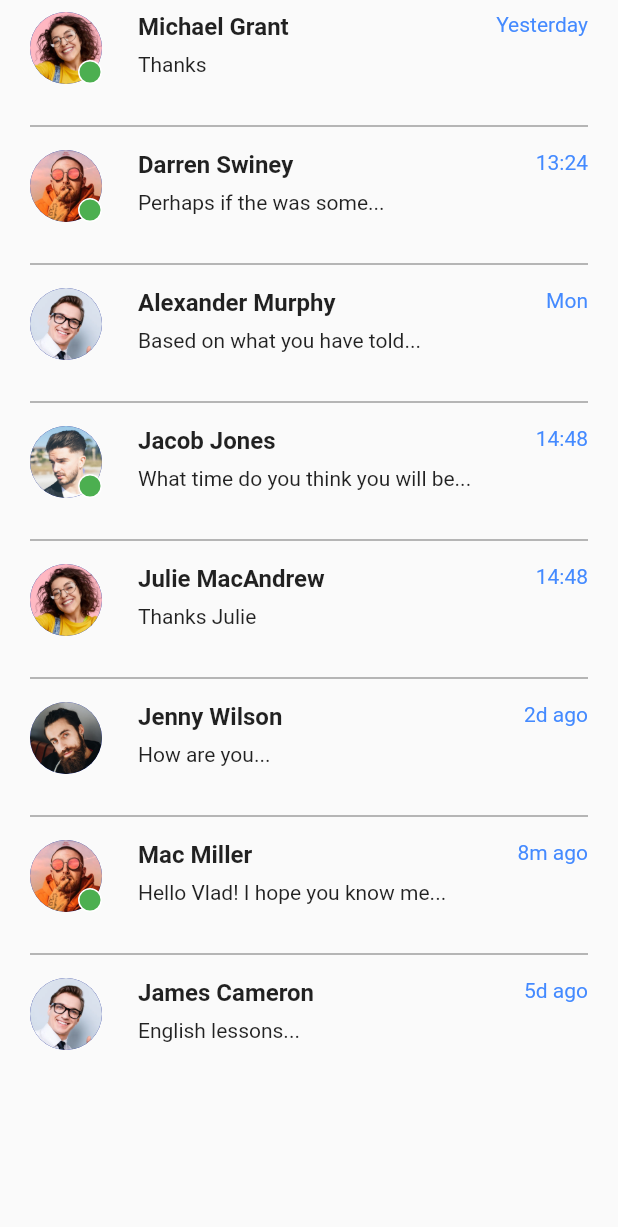
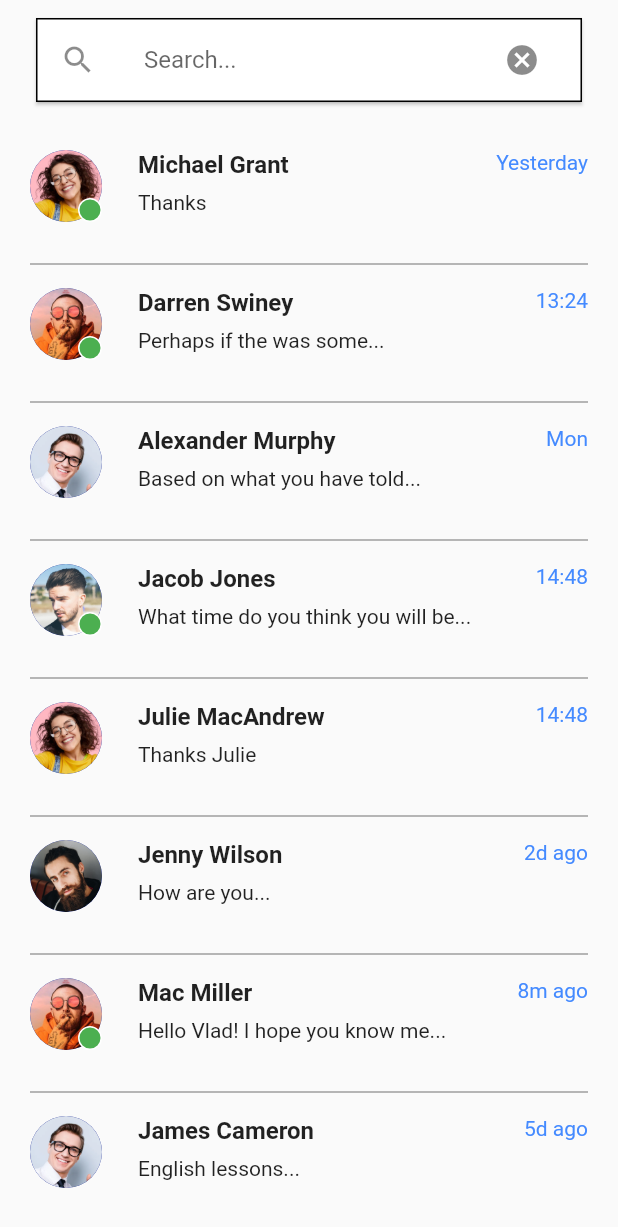
Before and after one commit to Merculiar/flutter_chat, a Flutter app: the Body widget shown alone on an empty page, opened directly, on a phone screen of 412 x 824 dp. Shown: the top 1227 px of the screen. Run offline on Flutter 3.47's test engine with Material 2 defaults, Android fonts, the phone set to English and light mode, and no system bars; our stand-ins replace firebase_auth, firebase_core, google_sign_in; accounts and stored records are empty.

Commit message:
Add search funcionality,navigation bar functionality

```diff
--- a/lib/screens/chatsScreen/components/body.dart
+++ b/lib/screens/chatsScreen/components/body.dart
@@ -1,19 +1,74 @@
 import 'package:flutter/material.dart';
 import 'package:flutter_chat/models/chats.dart';
+import 'package:flutter_chat/screens/chatdetailScreen/chatdetailScreen.dart';
 import 'package:flutter_chat/style/constants.dart';
 import 'package:flutter_chat/style/custom_colors.dart';
 
 import 'chatcard.dart';
 
-class Body extends StatelessWidget {
+class Body extends StatefulWidget {
+  @override
+  _BodyState createState() => _BodyState();
+}
+
+class _BodyState extends State<Body> {
+  TextEditingController controller = new TextEditingController();
+  late final Chat chat;
+
   @override
   Widget build(BuildContext context) {
     return Column(
       children: [
+        Container(
+          child: Padding(
+            padding: const EdgeInsets.fromLTRB(
+                kDefaultPadding, 8, kDefaultPadding, kDefaultPadding),
+            child: Card(
+              shape:
+                  RoundedRectangleBorder(side: BorderSide(color: Colors.black)),
+              child: ListTile(
+                leading: Icon(Icons.search),
+                title: TextField(
+                  controller: controller,
+                  decoration: InputDecoration(
+                      hintText: 'Search...', border: InputBorder.none),
+                  onChanged: onSearchTextChanged,
+                ),
+                trailing: IconButton(
+                  icon: Icon(Icons.cancel),
+                  onPressed: () {
+                    controller.clear();
+                    onSearchTextChanged('');
+                  },
+                ),
+              ),
+            ),
+          ),
+        ),
         Expanded(
-          child: ListView.separated(
+          child: _searchResult.length != 0 || controller.text.isNotEmpty
+              ? ListView.separated(
                   separatorBuilder: (context, index) => Padding(
-              padding: const EdgeInsets.symmetric(horizontal: kDefaultPadding),
+                    padding:
+                        const EdgeInsets.symmetric(horizontal: kDefaultPadding),
+                    child: Divider(
+                      thickness: 1,
+                      color: CustomColors.grey,
+                    ),
+                  ),
+                  itemCount: _searchResult.length,
+                  itemBuilder: (context, index) => ChatCard(
+                      chat: _searchResult[index],
+                      press: () => Navigator.push(
+                          context,
+                          MaterialPageRoute(
+                            builder: (context) => ChatDetailScreen(),
+                          ))),
+                )
+              : ListView.separated(
+                  separatorBuilder: (context, index) => Padding(
+                    padding:
+                        const EdgeInsets.symmetric(horizontal: kDefaultPadding),
                     child: Divider(
                       thickness: 1,
                       color: CustomColors.grey,
@@ -22,11 +77,30 @@ class Body extends StatelessWidget {
                   itemCount: chatsData.length,
                   itemBuilder: (context, index) => ChatCard(
                       chat: chatsData[index],
-              press: () {},
-            ),
+                      press: () => Navigator.push(
+                          context,
+                          MaterialPageRoute(
+                            builder: (context) => ChatDetailScreen(),
+                          ))),
                 ),
         ),
       ],
     );
   }
+
+  List<Chat> _searchResult = [];
+
+  onSearchTextChanged(String text) async {
+    _searchResult.clear();
+    if (text.isEmpty) {
+      setState(() {});
+      return;
     }
+    for (int i = 0; i < chatsData.length; i++) {
+      if (chatsData[i].name.contains(text)) {
+        _searchResult.add(chatsData[i]);
+      }
+    }
+    setState(() {});
+  }
+}
--- a/lib/screens/chatsScreen/components/chatcard.dart
+++ b/lib/screens/chatsScreen/components/chatcard.dart
@@ -15,7 +15,7 @@ class ChatCard extends StatelessWidget {
   @override
   Widget build(BuildContext context) {
     return InkWell(
-      onTap: () {},
+      onTap: press,
       child: Padding(
         padding: const EdgeInsets.fromLTRB(
             kDefaultPadding, 8, kDefaultPadding, kDefaultPadding),
--- a/lib/style/custom_colors.dart
+++ b/lib/style/custom_colors.dart
@@ -4,9 +4,7 @@ class CustomColors {
   static final Color baseNavy = Color(0xFF2C384A);
   static final Color baseOrange = Color(0xFFF57C00);
   static final Color baseAmber = Color(0xFFFFA000);
-  static final Color baseYellow = Color(0xFFFFCA28);
   static final Color baseGrey = Color(0xFFECEFF1);
-  static final Color googleBackground = Color(0xFF4285F4);
   static final Color grey = Colors.grey;
   static final Color white = Colors.white;
 }
--- a/lib/widgets/google_sign_in_button.dart
+++ b/lib/widgets/google_sign_in_button.dart
@@ -1,6 +1,6 @@
 import 'package:firebase_auth/firebase_auth.dart';
 import 'package:flutter/material.dart';
-import 'package:flutter_chat/screens/main/main.dart';
+import 'package:flutter_chat/screens/mainScreen/mainScreen.dart';
 import 'package:flutter_chat/utils/authentication.dart';
 
 class GoogleSignInButton extends StatefulWidget {
```
Also changed, not shown: lib/models/chat_detail.dart (+0 -21 lines), lib/screens/chatdetailScreen/chatdetailScreen.dart (added, +48 -0 lines), lib/screens/chatsScreen/chatsScreen.dart (+9 -7 lines), lib/screens/mainScreen/mainScreen.dart (renamed from lib/screens/main/main.dart, +6 -7 lines), lib/screens/moreScreen/moreScreen.dart (renamed from lib/screens/moreScreen.dart/moreScreen.dart), lib/style/constants.dart (line endings or trailing spaces), 2 other files. Lines whose indentation alone changed are shown as unchanged.
